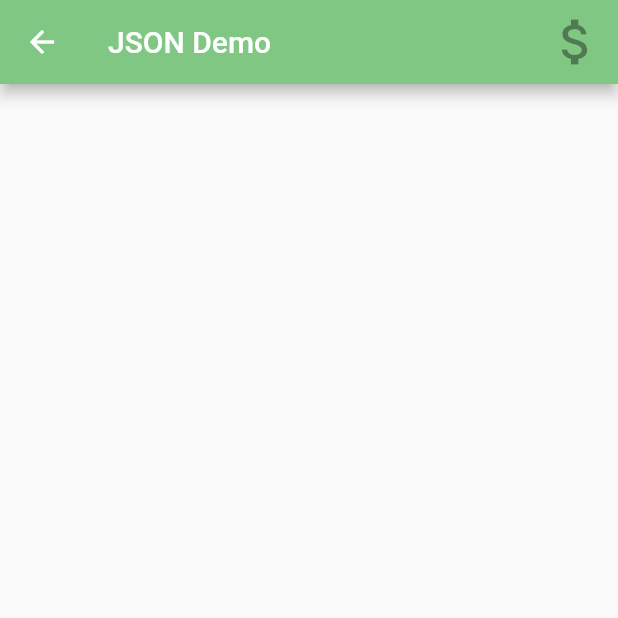
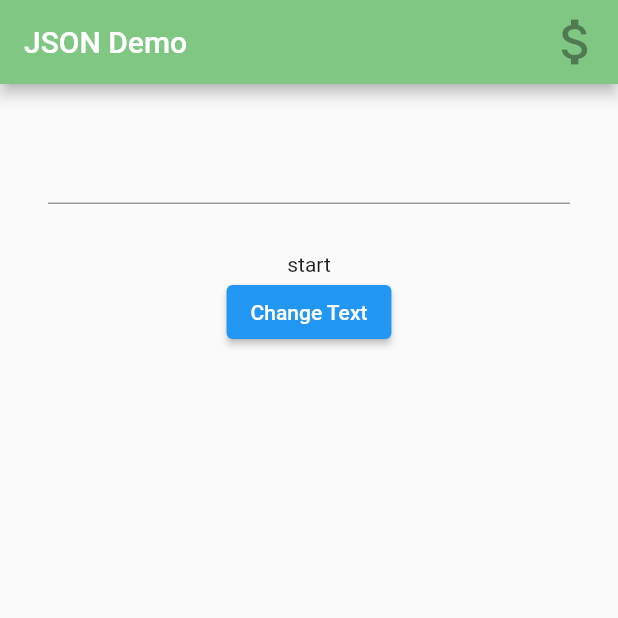
Before and after one commit to AbhishekVangipuram/ez_eats, a Flutter app: the AppBody screen opened directly, on a phone screen of 412 x 824 dp, the top half of it. Run offline on Flutter 3.47's test engine with Material 2 defaults, Android fonts, the phone set to English and light mode, and no system bars; our stand-ins replace hive, hive_flutter; accounts and stored records are empty.

Commit message:
read and write to hive box

```diff
--- a/lib/main.dart
+++ b/lib/main.dart
@@ -7,7 +7,7 @@ import 'package:flutter/services.dart';
 // import 'package:flutter_native_splash/flutter_native_splash.dart';
 import 'package:hive/hive.dart';
 import 'package:hive_flutter/hive_flutter.dart';
-import 'package:sqflite/sqflite.dart';
+// import 'package:sqflite/sqflite.dart';
 // import 'package:firebase_core/firebase_core.dart';
 // import 'package:cloud_firestore/cloud_firestore.dart';
 
@@ -15,20 +15,29 @@ List _users = [];
 
 void main() async {
   await Hive.initFlutter();
-
+  await Hive.openBox("text");
+  Hive.box("text").put("center_text", "");
   WidgetsFlutterBinding.ensureInitialized();
   runApp(const MyApp());
-
 }
 
+/// HIVE STUFF
 Future<Box> getBox (String name) async{
   bool exists = await Hive.boxExists(name);
   return exists ? Hive.box(name) : await Hive.openBox(name);
+
+  // could also do following
+  // return await Hive.openBox(name);
 }
 
-void writeToBox(String name, var data) async {
+Future<int> writeToBox2(String name, var data) async {
   var box = await getBox(name);
-  box.add(data);
+  return await box.add(data);
+}
+
+void writeToBox(String name, String key, var value) async {
+  var box = await getBox(name);
+  box.put(key, value);
 }
 
 class MyApp extends StatelessWidget {
@@ -43,7 +52,7 @@ class MyApp extends StatelessWidget {
           appBarTheme: AppBarTheme(
               backgroundColor: Colors.green[300],
               foregroundColor: Colors.white)),
-      home: UserListScreen());
+      home: AppBody());
   }
 }
 
@@ -65,8 +74,17 @@ class _AppBodyState extends State<AppBody> {
     });
   }
 
+  TextEditingController clr = TextEditingController();
+  String text = "start";
+  @override
+  void initState(){
+    super.initState();
+    // Hive.openBox("text");
+  }
   @override
   Widget build(BuildContext context) {
+    // print(Hive.box("text").values);
+    // print(Hive.box("text").get("center_text"));
     return Scaffold(
       appBar: AppBar(
         leading: null,
@@ -80,7 +98,37 @@ class _AppBodyState extends State<AppBody> {
           ),
         ],
       ),
-      // body: user_widget()
+      body: Center(
+        child: Column(
+          children: [
+            Container(
+              alignment: Alignment.center,
+              padding: const EdgeInsets.all(32),
+              child: TextField(
+                controller: clr,
+                onChanged:(text) {
+                  print("TEXT: $text");
+                  Hive.box("text").put("center_text", text);
+                  print("Box: ${Hive.box("text").get("center_text")}");
+                  setState(() {
+                    text = Hive.box("text").get("center_text");
+                  });
+                  print("TEXT VAR: $text");
+                },
+              ),
+            ),
+            Text(text),
+            // const Text("TEXT ON THE SCREEN")
+            ElevatedButton(
+              onPressed: () {
+                setState(() {
+                    text = Hive.box("text").get("center_text");
+                });
+              },
+              child: const Text("Change Text"))
+            ],
+        ),
+        )
     );
   }
 
```
